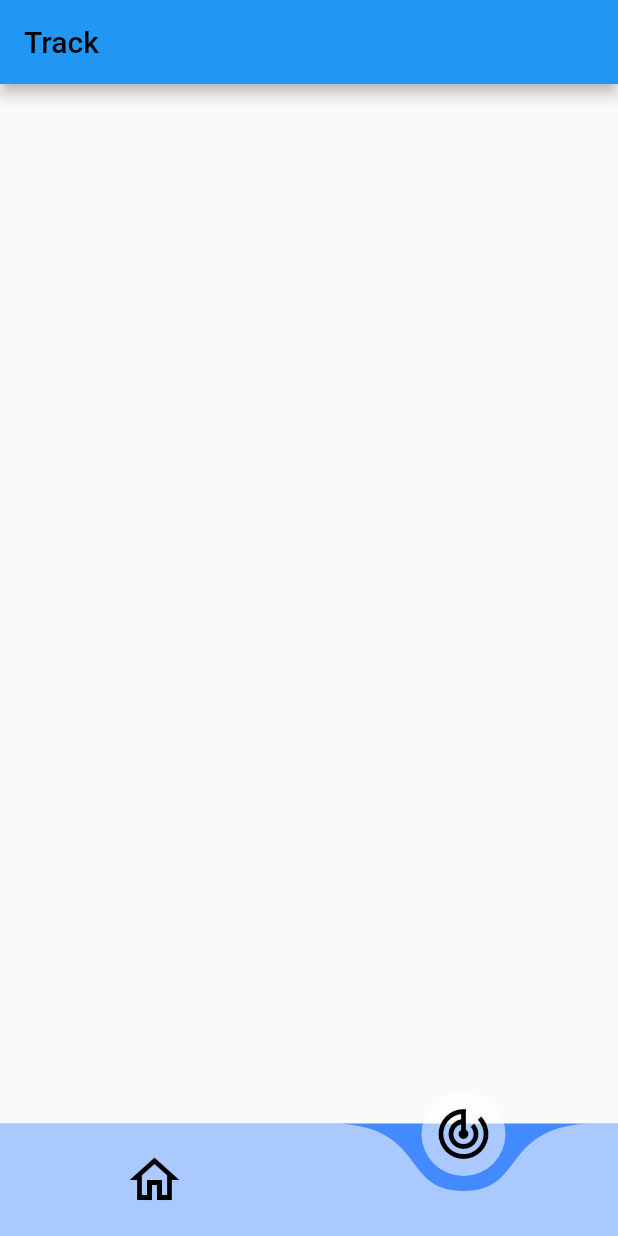
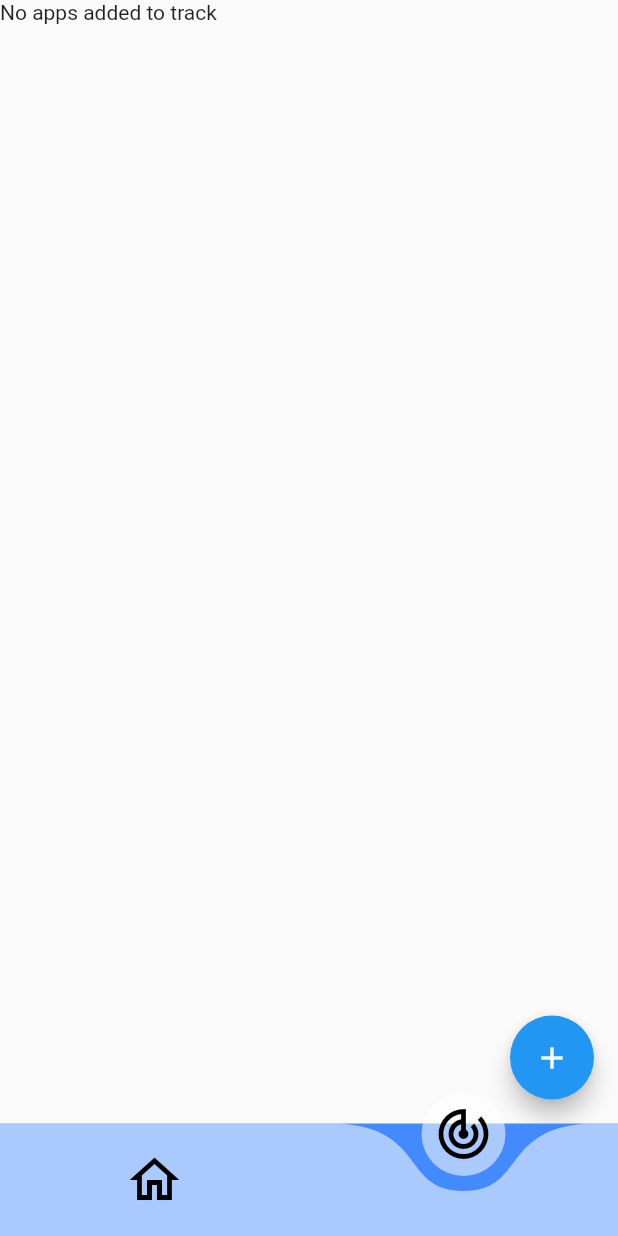
Before and after one commit to Sree-lekshmi99/App-monitoring, a Flutter app: the screen it shows after launch, item 2 of the bottom bar chosen, on a phone screen of 412 x 824 dp. Run offline on Flutter 3.47's test engine with Material 2 defaults, Android fonts, the phone set to English and light mode, and no system bars; drawn by our look-alikes of curved_navigation_bar; our stand-ins replace flutter_spinkit; missing offline and left inert: app_usage, device_apps.

Commit message:
apps to track

```diff
--- a/lib/main.dart
+++ b/lib/main.dart
@@ -2,7 +2,10 @@ import 'package:curved_navigation_bar/curved_navigation_bar.dart';
 import 'package:flutter/material.dart';
 
 import 'screens/Home.dart';
+
 import 'screens/to_add_apps.dart';
+import 'screens/to_add_apps.dart';
+import 'screens/trackedapps.dart';
 
 
 void main() {
@@ -25,7 +28,7 @@ class AppMonitor extends StatefulWidget {
 class _AppMonitorState extends State<AppMonitor> {
   int pageIndex = 0;
   final ListAppsPage _homescreen = ListAppsPage();
-  final AddAppsToTrack _addAppToTrack = new AddAppsToTrack();
+  final AddAppsToTrack _addAppsToTrack = new AddAppsToTrack();
 
   Widget _showscreens = new ListAppsPage();
 
@@ -37,7 +40,7 @@ class _AppMonitorState extends State<AppMonitor> {
         return _homescreen;
         break;
       case 1:
-        return _addAppToTrack;
+        return _addAppsToTrack;
         break;
       default:
         return new Container(
--- a/lib/screens/to_add_apps.dart
+++ b/lib/screens/to_add_apps.dart
@@ -1,5 +1,8 @@
 import 'package:flutter/material.dart';
-
+import 'package:device_apps/device_apps.dart';
+import 'package:app_usage/app_usage.dart';
+import 'dart:typed_data';
+import 'trackedapps.dart';
 
 class AddAppsToTrack extends StatefulWidget {
   const AddAppsToTrack({Key key}) : super(key: key);
@@ -11,15 +14,90 @@ class AddAppsToTrack extends StatefulWidget {
 }
 
 class _AddAppsToTrackState extends State<AddAppsToTrack> {
+  // List listApps = [];
+  // List _infos = [];
+  //
+  //
+  // @override
+  // void initState() {
+  //   super.initState();
+  //   _getApp();
+  // }
+  //
+  // void _getApp() async{
+  //   List _apps = await DeviceApps.getInstalledApplications(onlyAppsWithLaunchIntent: true, includeAppIcons: true, includeSystemApps: true);
+  //
+  //   try {
+  //     DateTime endDate = new DateTime.now();
+  //     DateTime startDate = endDate.subtract(Duration(hours: 1));
+  //     List<AppUsageInfo> infoList = await AppUsage.getAppUsage(startDate, endDate);
+  //     setState(() {
+  //       _infos = infoList;
+  //
+  //     });
+  //
+  //
+  //     for(var x in infoList){
+  //       for(var app in _apps){
+  //         if(x.packageName.contains(app.packageName)
+  //         )
+  //         {
+  //           var item = AppModel(
+  //               title: app.appName,
+  //               usageinfo: x.usage.toString(),
+  //               icon: app.icon
+  //
+  //           );
+  //           listApps.add(item);
+  //         }
+  //
+  //       }
+  //     }
+  //
+  //
+  //
+  //   } on AppUsageException catch (exception) {
+  //     print(exception);
+  //   }
+  //
+  //
+  //
+  //   //reloading state
+  //   setState(() {});
+  // }
+
+
   @override
   Widget build(BuildContext context) {
-    return Scaffold(
-      appBar: AppBar(
-        title: Text('Track ',
-        style: TextStyle(
-                    color: Colors.black
-        ),),
+    return MaterialApp(
+      home: Scaffold(
+        body: Text("No apps added to track"),
+
+          floatingActionButton: FloatingActionButton(
+              onPressed: () => Navigator.push(
+                  context,
+                  new MaterialPageRoute(
+                      builder: (context) => TrackApps())),
+              child: new Icon(Icons.add))
       ),
+
+
+
     );
+
+
+
   }
 }
+
+// class AppModel{
+//   final String title;
+//   final String usageinfo;
+//   final Uint8List icon;
+//
+//   AppModel({
+//     this.title,
+//     this.usageinfo,
+//     this.icon
+//   });
+// }
--- /dev/null
+++ b/lib/screens/trackedapps.dart
@@ -0,0 +1,149 @@
+import 'to_add_apps.dart';
+import 'package:flutter/material.dart';
+import 'package:device_apps/device_apps.dart';
+import 'dart:typed_data';
+import 'package:app_usage/app_usage.dart';
+
+import 'to_add_apps.dart';
+
+
+class TrackApps extends StatelessWidget {
+  const TrackApps({Key key}) : super(key: key);
+
+  @override
+  Widget build(BuildContext context) {
+    return Scaffold(
+      body: TrackingApps(),
+    );
+  }
+}
+
+class TrackingApps extends StatefulWidget {
+  const TrackingApps({Key key}) : super(key: key);
+
+  @override
+  _TrackingAppsState createState() => _TrackingAppsState();
+}
+
+class _TrackingAppsState extends State<TrackingApps> {
+  List listApps = [];
+  List _infos = [];
+
+
+  @override
+  void initState() {
+    super.initState();
+    _getApp();
+  }
+
+  void _getApp() async{
+    List _apps = await DeviceApps.getInstalledApplications(onlyAppsWithLaunchIntent: true, includeAppIcons: true, includeSystemApps: true);
+
+    try {
+      DateTime endDate = new DateTime.now();
+      DateTime startDate = endDate.subtract(Duration(hours: 1));
+      List<AppUsageInfo> infoList = await AppUsage.getAppUsage(startDate, endDate);
+      setState(() {
+        _infos = infoList;
+
+      });
+
+
+      for(var x in infoList){
+        for(var app in _apps){
+          if(x.packageName.contains(app.packageName)
+          )
+          {
+            var item = AppModel(
+                title: app.appName,
+                usageinfo: x.usage.toString(),
+                icon: app.icon
+
+            );
+            listApps.add(item);
+          }
+
+        }
+      }
+
+
+
+    } on AppUsageException catch (exception) {
+      print(exception);
+    }
+
+
+
+    //reloading state
+    setState(() {});
+  }
+  @override
+  Widget build(BuildContext context) {
+    return MaterialApp(
+      home: Scaffold(
+        body: ListView.builder(
+          itemCount: listApps.length,
+          itemBuilder: (context, int i) => Column(
+            children: [
+              new ListTile(
+                leading: Image.memory(listApps[i].icon),
+                title: new Text(listApps[i].title),
+                subtitle: new Text(listApps[i].usageinfo),
+                onTap: (){
+                  //  DeviceApps.openApp(listApps[i].package);
+                },
+              ),
+            ],
+          ),
+        ),
+        // floatingActionButton: FloatingActionButton(
+        //     onPressed: _getApp, child: Icon(Icons.file_download)),
+      ),
+    );
+  }
+}
+class AppModel{
+  final String title;
+  final String usageinfo;
+  final Uint8List icon;
+
+  AppModel({
+    this.title,
+    this.usageinfo,
+    this.icon
+  });
+}
+
+
+
+
+
+// class TrackingApps extends StatefulWidget {
+//   const TrackingApps({Key key}) : super(key: key);
+//
+//   @override
+//   _TrackingAppsState createState() => _TrackingAppsState();
+// }
+//
+// class _TrackAppsState extends State<TrackingApps> {
+//   @override
+//   Widget build(BuildContext context) {
+//     return Scaffold(
+//       appBar: AppBar(
+//         title: Text('Track ',
+//           style: TextStyle(
+//               color: Colors.black
+//           ),),
+//       ),
+//
+//
+//
+//       floatingActionButton: new FloatingActionButton
+//         (
+//         onPressed: () { AddAppsToTrack();
+//         },
+//
+//       ),
+//     );
+//   }
+// }
```
